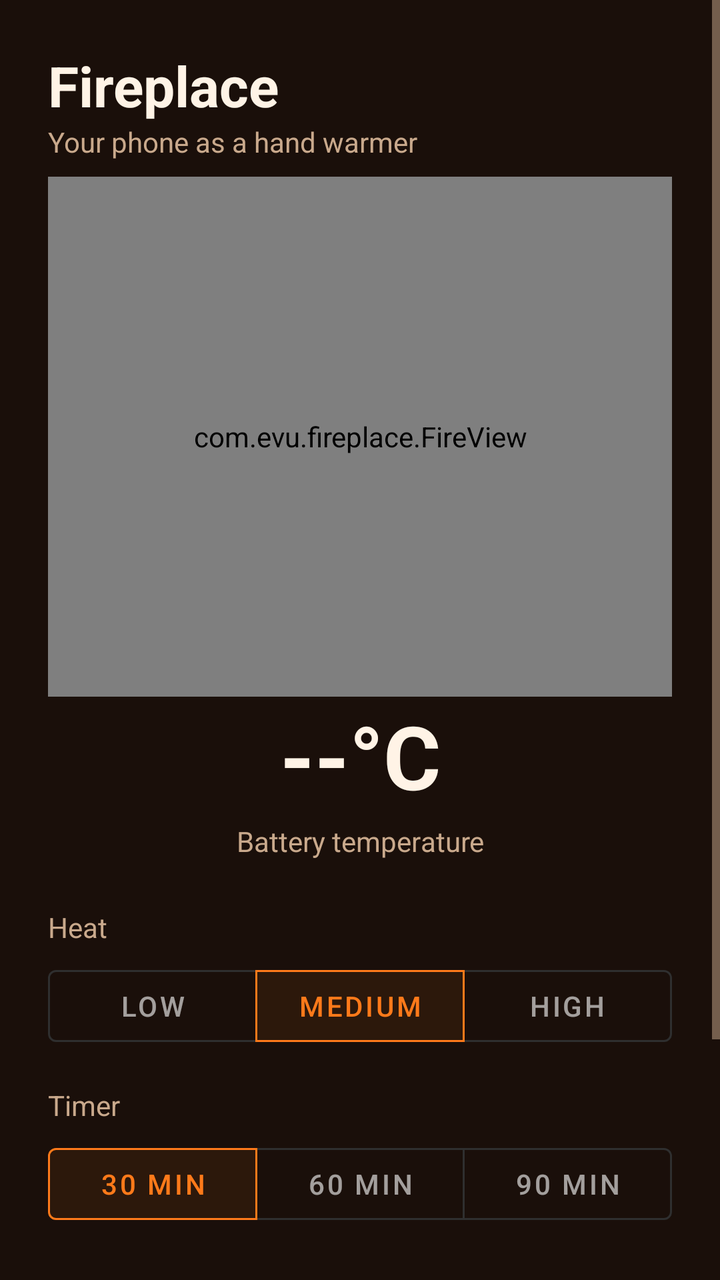
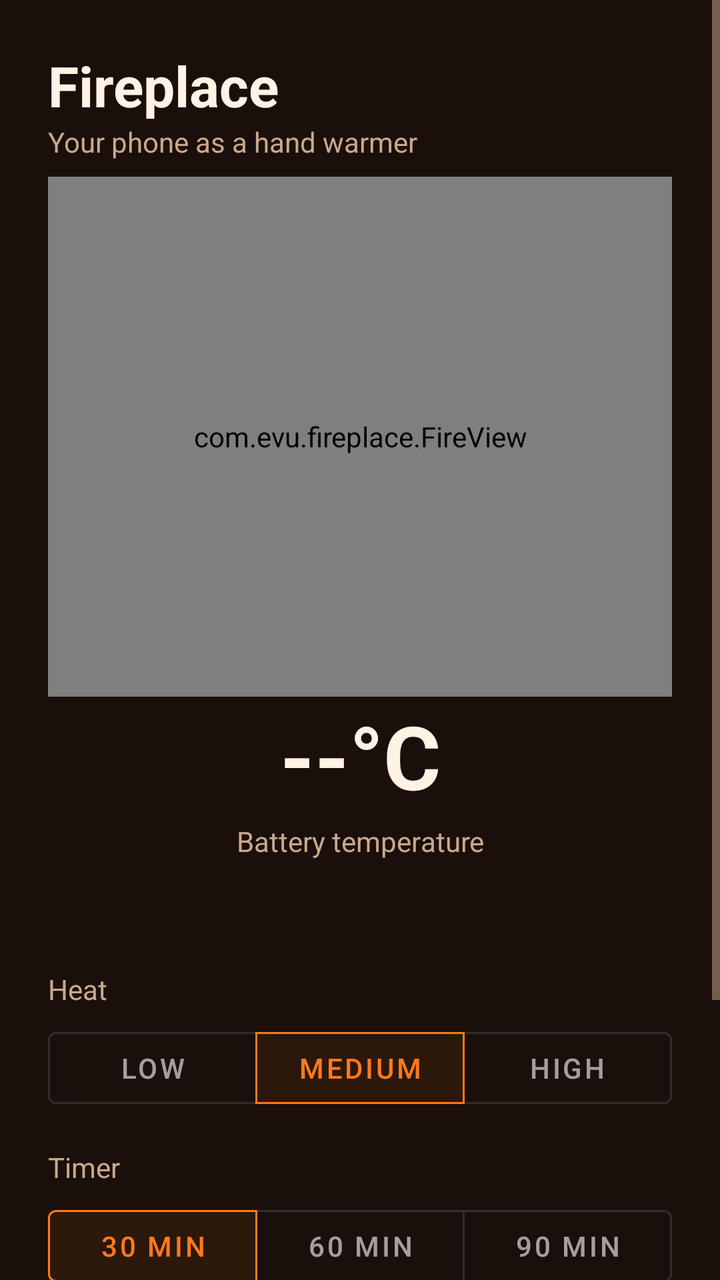

Screens rendered from an Android XML layout before and after an edit, with the pre-edit source and the edit as a unified diff.
<!-- AndroidManifest.xml: application theme Theme.Fireplace -->
<!-- res/layout/activity_main.xml -->
<?xml version="1.0" encoding="utf-8"?>
<ScrollView xmlns:android="http://schemas.android.com/apk/res/android"
    xmlns:app="http://schemas.android.com/apk/res-auto"
    android:layout_width="match_parent"
    android:layout_height="match_parent"
    android:fillViewport="true">

    <LinearLayout
        android:layout_width="match_parent"
        android:layout_height="wrap_content"
        android:orientation="vertical"
        android:padding="24dp">

        <TextView
            android:layout_width="wrap_content"
            android:layout_height="wrap_content"
            android:text="Fireplace"
            android:textColor="?android:attr/textColorPrimary"
            android:textSize="28sp"
            android:textStyle="bold" />

        <TextView
            android:layout_width="wrap_content"
            android:layout_height="wrap_content"
            android:text="Your phone as a hand warmer"
            android:textColor="?android:attr/textColorSecondary" />

        <com.evu.fireplace.FireView
            android:id="@+id/fireView"
            android:layout_width="match_parent"
            android:layout_height="260dp"
            android:layout_marginTop="8dp" />

        <TextView
            android:id="@+id/tempValue"
            android:layout_width="match_parent"
            android:layout_height="wrap_content"
            android:gravity="center"
            android:text="--°C"
            android:textColor="?android:attr/textColorPrimary"
            android:textSize="44sp"
            android:textStyle="bold" />

        <TextView
            android:id="@+id/statusText"
            android:layout_width="match_parent"
            android:layout_height="wrap_content"
            android:layout_marginTop="4dp"
            android:gravity="center"
            android:text="Battery temperature"
            android:textColor="?android:attr/textColorSecondary" />

        <TextView
            android:layout_width="wrap_content"
            android:layout_height="wrap_content"
            android:layout_marginTop="24dp"
            android:text="Heat"
            android:textColor="?android:attr/textColorSecondary" />

        <com.google.android.material.button.MaterialButtonToggleGroup
            android:id="@+id/levelGroup"
            android:layout_width="match_parent"
            android:layout_height="wrap_content"
            android:layout_marginTop="6dp"
            app:checkedButton="@+id/btnMedium"
            app:selectionRequired="true"
            app:singleSelection="true">

            <com.google.android.material.button.MaterialButton
                android:id="@+id/btnLow"
                style="?attr/materialButtonOutlinedStyle"
                android:layout_width="0dp"
                android:layout_height="wrap_content"
                android:layout_weight="1"
                android:text="Low" />

            <com.google.android.material.button.MaterialButton
                android:id="@+id/btnMedium"
                style="?attr/materialButtonOutlinedStyle"
                android:layout_width="0dp"
                android:layout_height="wrap_content"
                android:layout_weight="1"
                android:text="Medium" />

            <com.google.android.material.button.MaterialButton
                android:id="@+id/btnHigh"
                style="?attr/materialButtonOutlinedStyle"
                android:layout_width="0dp"
                android:layout_height="wrap_content"
                android:layout_weight="1"
                android:text="High" />
        </com.google.android.material.button.MaterialButtonToggleGroup>

        <TextView
            android:layout_width="wrap_content"
            android:layout_height="wrap_content"
            android:layout_marginTop="16dp"
            android:text="Timer"
            android:textColor="?android:attr/textColorSecondary" />

        <com.google.android.material.button.MaterialButtonToggleGroup
            android:id="@+id/timerGroup"
            android:layout_width="match_parent"
            android:layout_height="wrap_content"
            android:layout_marginTop="6dp"
            app:checkedButton="@+id/btn30"
            app:selectionRequired="true"
            app:singleSelection="true">

            <com.google.android.material.button.MaterialButton
                android:id="@+id/btn30"
                style="?attr/materialButtonOutlinedStyle"
                android:layout_width="0dp"
                android:layout_height="wrap_content"
                android:layout_weight="1"
                android:text="30 min" />

            <com.google.android.material.button.MaterialButton
                android:id="@+id/btn60"
                style="?attr/materialButtonOutlinedStyle"
                android:layout_width="0dp"
                android:layout_height="wrap_content"
                android:layout_weight="1"
                android:text="60 min" />

            <com.google.android.material.button.MaterialButton
                android:id="@+id/btn90"
                style="?attr/materialButtonOutlinedStyle"
                android:layout_width="0dp"
                android:layout_height="wrap_content"
                android:layout_weight="1"
                android:text="90 min" />
        </com.google.android.material.button.MaterialButtonToggleGroup>

        <com.google.android.material.button.MaterialButton
            android:id="@+id/toggleButton"
            android:layout_width="match_parent"
            android:layout_height="64dp"
            android:layout_marginTop="24dp"
            android:text="Light the fire"
            android:textSize="18sp" />

        <TextView
            android:layout_width="match_parent"
            android:layout_height="wrap_content"
            android:layout_marginTop="16dp"
            android:text="Don't use while charging, under a pillow, or in a thick case. The fire goes out by itself if the phone gets too hot, the battery is low, or the charger is plugged in."
            android:textColor="?android:attr/textColorSecondary"
            android:textSize="12sp" />
    </LinearLayout>
</ScrollView>
<!-- resources referenced by this layout -->
<resources>
  <style name="Theme.Fireplace" parent="Theme.MaterialComponents.NoActionBar">
          <item name="colorPrimary">#FF7A1A</item>
          <item name="colorOnPrimary">#1A0F0A</item>
          <item name="colorSecondary">#FFB347</item>
          <item name="android:windowBackground">#1A0F0A</item>
          <item name="android:statusBarColor">#1A0F0A</item>
          <item name="android:navigationBarColor">#1A0F0A</item>
          <item name="android:textColorPrimary">#FFF3E6</item>
          <item name="android:textColorSecondary">#C9A98C</item>
      </style>
</resources>

<!-- the commit's change to res/layout/activity_main.xml (unified diff, before → after) -->
@@ -49,6 +49,16 @@
             android:gravity="center"
             android:text="Battery temperature"
             android:textColor="?android:attr/textColorSecondary" />
+
+        <TextView
+            android:id="@+id/sensorText"
+            android:layout_width="match_parent"
+            android:layout_height="wrap_content"
+            android:layout_marginTop="12dp"
+            android:gravity="center"
+            android:lineSpacingExtra="4dp"
+            android:textColor="?android:attr/textColorPrimary"
+            android:textSize="14sp" />
 
         <TextView
             android:layout_width="wrap_content"
